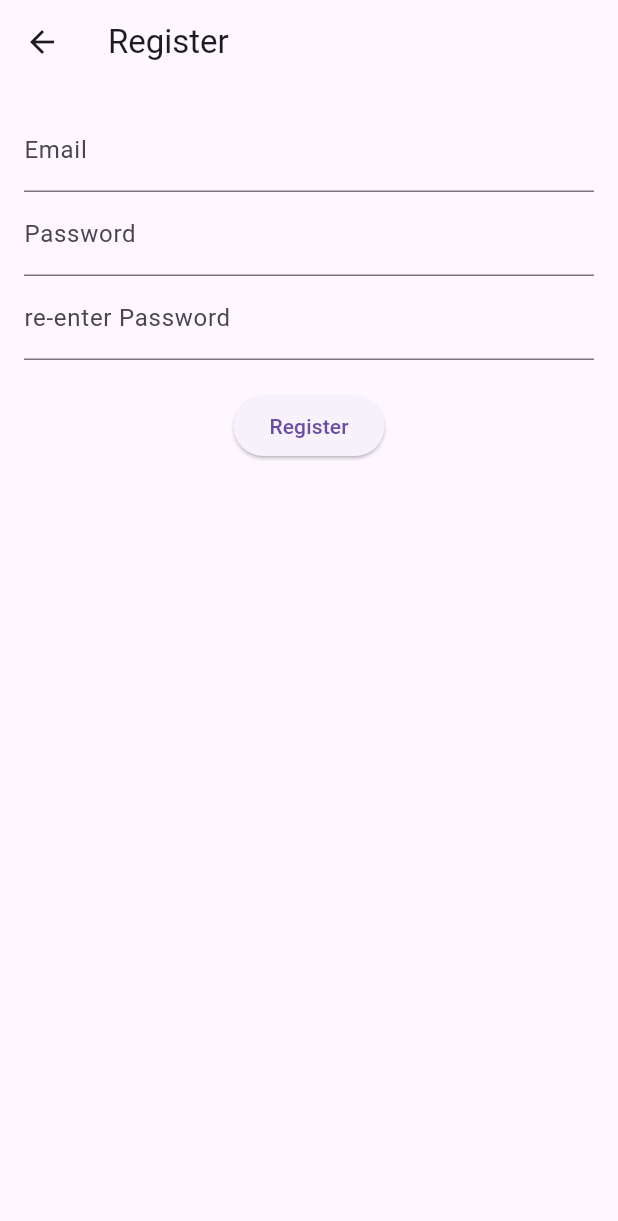
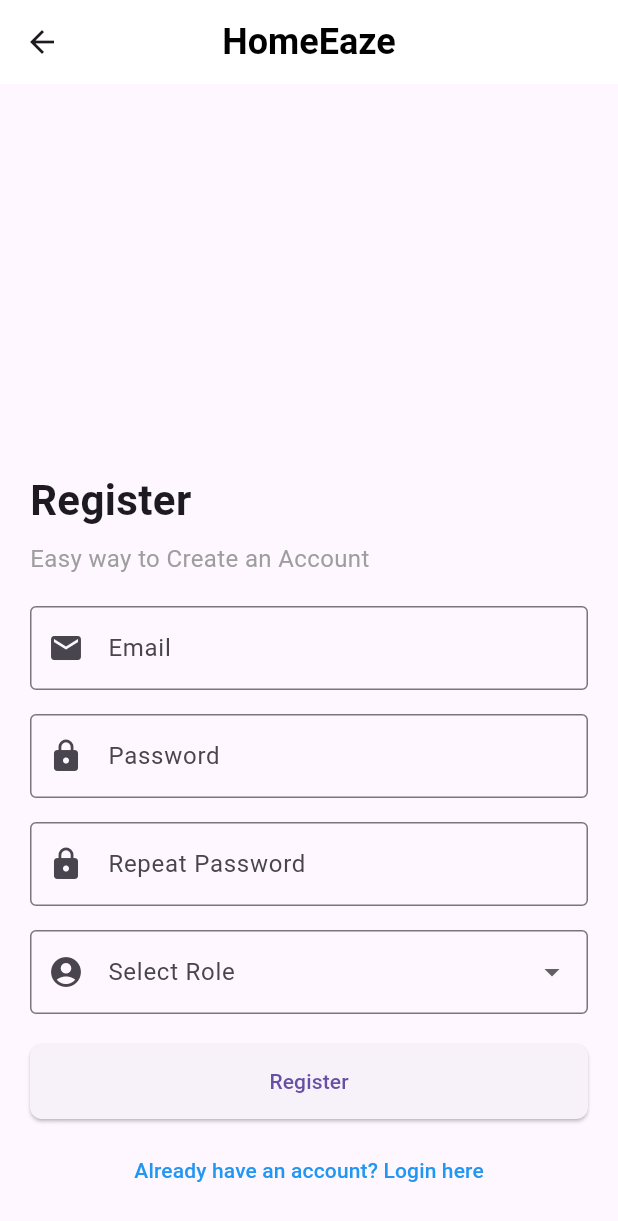
Before and after one commit to INTEL-ONBOARD/hsp, a Flutter app: the screen it shows after launch, after a tap on "Register", on a phone screen of 412 x 824 dp. Shown: the top 1221 px of the screen. Run offline on Flutter 3.47's test engine with Material 3 defaults, Android fonts, the phone set to English and light mode, and no system bars.

Commit message:
git commit -a update bidu2222

```diff
--- a/lib/pages/login_page.dart
+++ b/lib/pages/login_page.dart
@@ -1,7 +1,7 @@
 import 'package:flutter/material.dart';
 import 'register_page.dart';
 import 'home_page.dart';
-import '../services/auth_service.dart';
+import 'login_page.dart';
 
 class LoginPage extends StatefulWidget {
   const LoginPage({super.key});
@@ -17,21 +17,21 @@ class _LoginPageState extends State<LoginPage> {
   @override
   Widget build(BuildContext context) {
     return Scaffold(
-      appBar: AppBar(title: const Text('Login')),
+      appBar: AppBar(title: Text('Login')),
       body: Padding(
         padding: const EdgeInsets.all(16.0),
         child: Column(
           children: [
             TextField(
               controller: emailController,
-              decoration: const InputDecoration(labelText: 'Email'),
+              decoration: InputDecoration(labelText: 'Email'),
             ),
             TextField(
               controller: passwordController,
               obscureText: true,
-              decoration: const InputDecoration(labelText: 'Password'),
+              decoration: InputDecoration(labelText: 'Password'),
             ),
-            const SizedBox(height: 20),
+            SizedBox(height: 20),
             ElevatedButton(
               onPressed: () async {
                 // bool success = await AuthService().signIn(
@@ -49,7 +49,7 @@ class _LoginPageState extends State<LoginPage> {
                 //   );
                 // }
               },
-              child: const Text('Login'),
+              child: Text('Login'),
             ),
             TextButton(
               onPressed: () {
@@ -58,7 +58,7 @@ class _LoginPageState extends State<LoginPage> {
                   MaterialPageRoute(builder: (context) => RegisterPage()),
                 );
               },
-              child: const Text('Register'),
+              child: Text('Register'),
             ),
           ],
         ),
--- a/lib/pages/register_page.dart
+++ b/lib/pages/register_page.dart
@@ -1,55 +1,150 @@
 import 'package:flutter/material.dart';
-import '../services/auth_service.dart';
 
-class RegisterPage extends StatelessWidget {
+class RegisterPage extends StatefulWidget {
+  const RegisterPage({super.key});
+
+  @override
+  _RegisterPageState createState() => _RegisterPageState();
+}
+
+class _RegisterPageState extends State<RegisterPage> {
   final TextEditingController emailController = TextEditingController();
   final TextEditingController passwordController = TextEditingController();
+  final TextEditingController confirmPasswordController =
+      TextEditingController();
 
-  RegisterPage({super.key});
+  String? selectedRole; // To store the selected role
 
   @override
   Widget build(BuildContext context) {
     return Scaffold(
-      appBar: AppBar(title: const Text('Register')),
-      body: Padding(
-        padding: const EdgeInsets.all(16.0),
+      appBar: AppBar(
+        backgroundColor: Colors.white,
+        elevation: 0,
+        centerTitle: true,
+        title: const Text(
+          'HomeEaze',
+          style: TextStyle(
+            fontWeight: FontWeight.bold,
+            fontSize: 24,
+            color: Colors.black,
+          ),
+        ),
+      ),
+      body: Stack(
+        children: [
+          Align(
+            alignment: Alignment.bottomCenter,
+            child: Padding(
+              padding: const EdgeInsets.all(20.0),
               child: Column(
+                mainAxisSize: MainAxisSize.min,
+                crossAxisAlignment: CrossAxisAlignment.start,
                 children: [
+                  const Text(
+                    'Register',
+                    style: TextStyle(fontSize: 28, fontWeight: FontWeight.bold),
+                  ),
+                  const SizedBox(height: 8),
+                  const Text(
+                    'Easy way to Create an Account',
+                    style: TextStyle(fontSize: 16, color: Colors.grey),
+                  ),
+                  const SizedBox(height: 20),
                   TextField(
                     controller: emailController,
-              decoration: const InputDecoration(labelText: 'Email'),
+                    decoration: const InputDecoration(
+                      prefixIcon: Icon(Icons.email),
+                      labelText: 'Email',
+                      border: OutlineInputBorder(),
                     ),
+                  ),
+                  const SizedBox(height: 16),
                   TextField(
                     controller: passwordController,
                     obscureText: true,
-              decoration: const InputDecoration(labelText: 'Password'),
+                    decoration: const InputDecoration(
+                      prefixIcon: Icon(Icons.lock),
+                      labelText: 'Password',
+                      border: OutlineInputBorder(),
                     ),
+                  ),
+                  const SizedBox(height: 16),
                   TextField(
-              controller: passwordController,
+                    controller: confirmPasswordController,
                     obscureText: true,
-              decoration: const InputDecoration(labelText: 're-enter Password'),
+                    decoration: const InputDecoration(
+                      prefixIcon: Icon(Icons.lock),
+                      labelText: 'Repeat Password',
+                      border: OutlineInputBorder(),
+                    ),
+                  ),
+                  const SizedBox(height: 16),
+                  DropdownButtonFormField<String>(
+                    decoration: const InputDecoration(
+                      prefixIcon: Icon(Icons.account_circle),
+                      border: OutlineInputBorder(),
+                      labelText: 'Select Role',
+                    ),
+                    value: selectedRole,
+                    items: const [
+                      DropdownMenuItem(
+                        value: 'Customer',
+                        child: Text('Customer'),
+                      ),
+                      DropdownMenuItem(
+                        value: 'Provider',
+                        child: Text('Provider'),
+                      ),
+                      DropdownMenuItem(
+                        value: 'Admin',
+                        child: Text('Admin'),
+                      ),
+                    ],
+                    onChanged: (value) {
+                      setState(() {
+                        selectedRole = value;
+                      });
+                    },
                   ),
                   const SizedBox(height: 20),
                   ElevatedButton(
-
+                    style: ElevatedButton.styleFrom(
+                      minimumSize: const Size(double.infinity, 50),
+                      shape: RoundedRectangleBorder(
+                        borderRadius: BorderRadius.circular(8),
+                      ),
+                    ),
                     onPressed: () async {
-                // bool success = await AuthService().register(
-                //   emailController.text,
-                //   passwordController.text,
-                // );
-                // if (success) {
-                //   Navigator.pop(context);
-                // } else {
-                //   ScaffoldMessenger.of(context).showSnackBar(
-                //     SnackBar(content: Text('Registration failed')),
-                //   );
-                // }
+                      // Validate fields and selected role
+                      if (selectedRole == null) {
+                        ScaffoldMessenger.of(context).showSnackBar(
+                          const SnackBar(content: Text('Please select a role')),
+                        );
+                        return;
+                      }
+                      // Add registration logic here
                     },
                     child: const Text('Register'),
+                  ),
+                  const SizedBox(height: 10),
+                  Center(
+                    child: TextButton(
+                      onPressed: () {
+                        Navigator.pop(context);
+                      },
+                      child: const Text(
+                        'Already have an account? Login here',
+                        style: TextStyle(color: Colors.blue),
+                      ),
+                    ),
                   ),
                 ],
               ),
             ),
+          ),
+        ],
+      ),
     );
   }
 }
```
Lines whose indentation alone changed are shown as unchanged.
